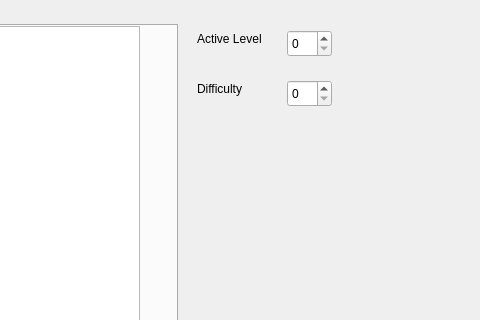
First picture: the form in mainwindow.ui, repository michielskobe/advanced-programming-techniques-final-project, before the edit; both pictures show x 633 to 1113 and y 0 to 320 of the 1113 by 906 pixel window.
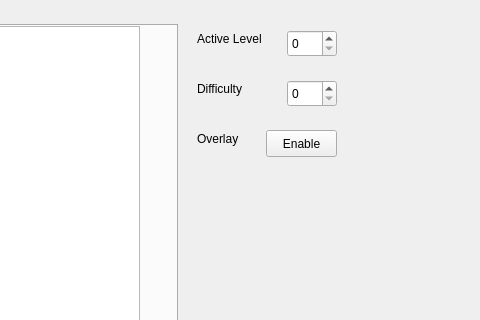
Second picture: the form after the edit.

Commit message: Implemented overlay

```diff
--- a/mainwindow.ui
+++ b/mainwindow.ui
@@ -178,7 +178,7 @@
      <rect>
       <x>920</x>
       <y>30</y>
-      <width>45</width>
+      <width>50</width>
       <height>27</height>
      </rect>
     </property>
@@ -217,7 +217,7 @@
      <rect>
       <x>920</x>
       <y>80</y>
-      <width>45</width>
+      <width>50</width>
       <height>27</height>
      </rect>
     </property>
@@ -254,6 +254,32 @@
      <string/>
     </property>
    </widget>
+   <widget class="QPushButton" name="overlayButton">
+    <property name="geometry">
+     <rect>
+      <x>899</x>
+      <y>130</y>
+      <width>71</width>
+      <height>27</height>
+     </rect>
+    </property>
+    <property name="text">
+     <string>Enable</string>
+    </property>
+   </widget>
+   <widget class="QLabel" name="overlay_label">
+    <property name="geometry">
+     <rect>
+      <x>830</x>
+      <y>130</y>
+      <width>81</width>
+      <height>18</height>
+     </rect>
+    </property>
+    <property name="text">
+     <string>Overlay</string>
+    </property>
+   </widget>
   </widget>
   <widget class="QMenuBar" name="menubar">
    <property name="geometry">
```
The commit also changes 10 other files.
